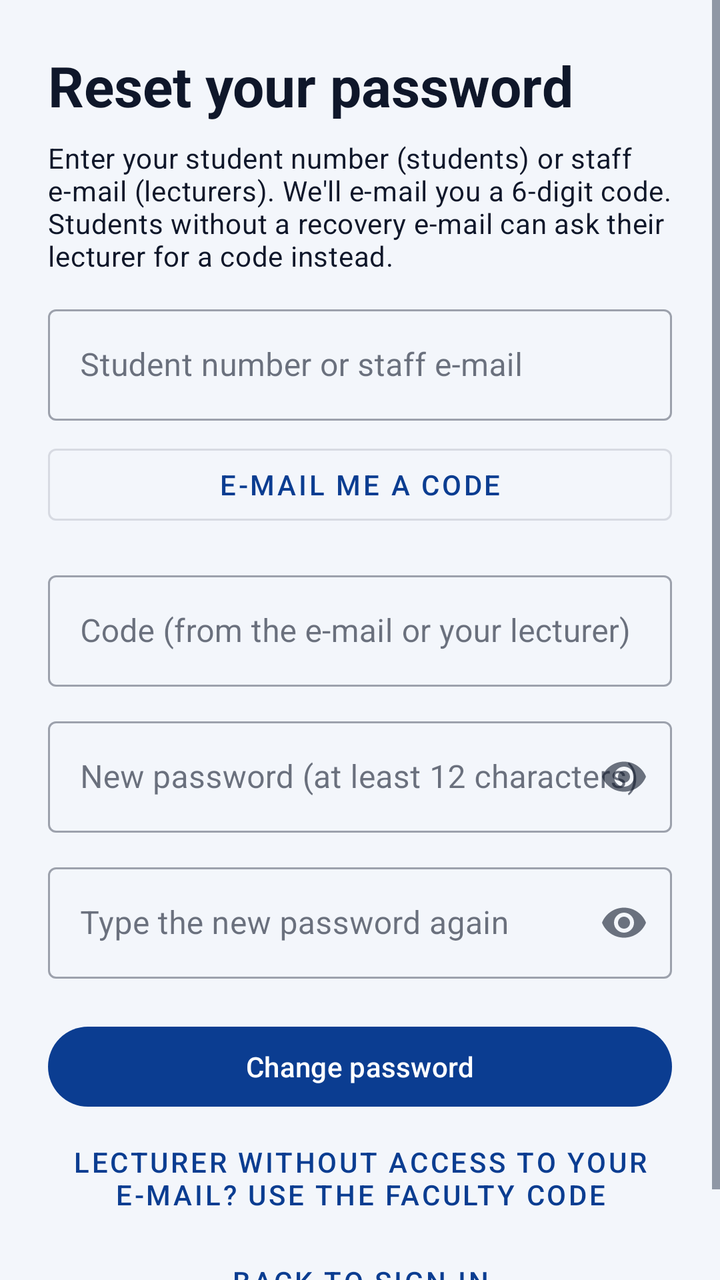
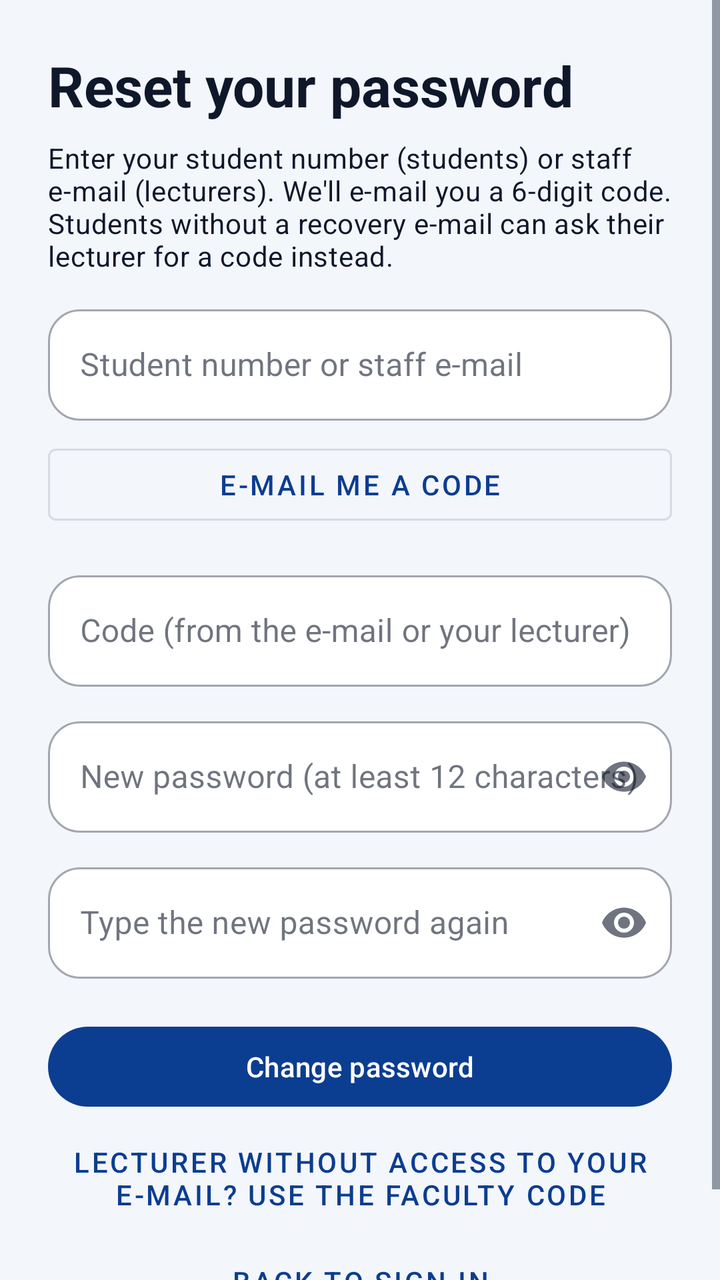

Screens rendered from an Android XML layout before and after an edit, with the pre-edit source and the edit as a unified diff.
<!-- AndroidManifest.xml: application theme Theme.MUStudentSync -->
<!-- res/layout/activity_forgot_password.xml -->
<?xml version="1.0" encoding="utf-8"?>
<ScrollView xmlns:android="http://schemas.android.com/apk/res/android"
    xmlns:app="http://schemas.android.com/apk/res-auto"
    android:layout_width="match_parent"
    android:layout_height="match_parent"
    android:fillViewport="true"
    android:fitsSystemWindows="true"
    android:background="?android:attr/colorBackground">

    <LinearLayout
        android:layout_width="match_parent"
        android:layout_height="wrap_content"
        android:orientation="vertical"
        android:padding="24dp">

        <TextView
            android:layout_width="match_parent"
            android:layout_height="wrap_content"
            android:text="@string/forgot_title"
            android:textAppearance="?attr/textAppearanceHeadlineMedium"
            android:textStyle="bold"
            android:accessibilityHeading="true" />

        <TextView
            android:id="@+id/tvForgotHelp"
            android:layout_width="match_parent"
            android:layout_height="wrap_content"
            android:layout_marginTop="8dp"
            android:text="@string/forgot_help"
            android:textAppearance="?attr/textAppearanceBodyMedium" />

        
        <TextView
            android:id="@+id/tvForgotStatus"
            android:layout_width="match_parent"
            android:layout_height="wrap_content"
            android:layout_marginTop="12dp"
            android:visibility="gone"
            android:accessibilityLiveRegion="polite" />

        <com.google.android.material.textfield.TextInputLayout
            android:id="@+id/tilLogin"
            style="@style/Widget.MaterialComponents.TextInputLayout.OutlinedBox"
            android:layout_width="match_parent"
            android:layout_height="wrap_content"
            android:layout_marginTop="12dp"
            android:hint="@string/forgot_login">

            <com.google.android.material.textfield.TextInputEditText
                android:id="@+id/etLogin"
                android:layout_width="match_parent"
                android:layout_height="wrap_content"
                android:inputType="textEmailAddress|textNoSuggestions" />
        </com.google.android.material.textfield.TextInputLayout>

        
        <LinearLayout
            android:id="@+id/groupCodeMode"
            android:layout_width="match_parent"
            android:layout_height="wrap_content"
            android:orientation="vertical">

            <com.google.android.material.button.MaterialButton
                android:id="@+id/btnSendCode"
                style="@style/Widget.MaterialComponents.Button.OutlinedButton"
                android:layout_width="match_parent"
                android:layout_height="wrap_content"
                android:layout_marginTop="8dp"
                android:minHeight="48dp"
                android:text="@string/forgot_send_code" />

            <com.google.android.material.textfield.TextInputLayout
                android:id="@+id/tilResetCode"
                style="@style/Widget.MaterialComponents.TextInputLayout.OutlinedBox"
                android:layout_width="match_parent"
                android:layout_height="wrap_content"
                android:layout_marginTop="16dp"
                android:hint="@string/forgot_reset_code">

                <com.google.android.material.textfield.TextInputEditText
                    android:id="@+id/etResetCode"
                    android:layout_width="match_parent"
                    android:layout_height="wrap_content"
                    android:inputType="textCapCharacters|textNoSuggestions"
                    android:maxLength="16" />
            </com.google.android.material.textfield.TextInputLayout>
        </LinearLayout>

        
        <LinearLayout
            android:id="@+id/groupFacultyMode"
            android:layout_width="match_parent"
            android:layout_height="wrap_content"
            android:orientation="vertical"
            android:visibility="gone">

            <TextView
                android:layout_width="match_parent"
                android:layout_height="wrap_content"
                android:layout_marginTop="8dp"
                android:text="@string/forgot_faculty_help"
                android:textAppearance="?attr/textAppearanceBodySmall" />

            <com.google.android.material.textfield.TextInputLayout
                android:id="@+id/tilResetStaffId"
                style="@style/Widget.MaterialComponents.TextInputLayout.OutlinedBox"
                android:layout_width="match_parent"
                android:layout_height="wrap_content"
                android:layout_marginTop="8dp"
                android:hint="@string/forgot_staff_id">

                <com.google.android.material.textfield.TextInputEditText
                    android:id="@+id/etResetStaffId"
                    android:layout_width="match_parent"
                    android:layout_height="wrap_content"
                    android:inputType="text" />
            </com.google.android.material.textfield.TextInputLayout>

            <com.google.android.material.textfield.TextInputLayout
                android:id="@+id/tilResetFaculty"
                style="@style/Widget.MaterialComponents.TextInputLayout.OutlinedBox"
                android:layout_width="match_parent"
                android:layout_height="wrap_content"
                android:layout_marginTop="12dp"
                android:hint="@string/forgot_faculty_code"
                app:endIconMode="password_toggle">

                <com.google.android.material.textfield.TextInputEditText
                    android:id="@+id/etResetFaculty"
                    android:layout_width="match_parent"
                    android:layout_height="wrap_content"
                    android:inputType="textPassword" />
            </com.google.android.material.textfield.TextInputLayout>
        </LinearLayout>

        <com.google.android.material.textfield.TextInputLayout
            android:id="@+id/tilNewPassword"
            style="@style/Widget.MaterialComponents.TextInputLayout.OutlinedBox"
            android:layout_width="match_parent"
            android:layout_height="wrap_content"
            android:layout_marginTop="12dp"
            android:hint="@string/forgot_new_password"
            app:endIconMode="password_toggle">

            <com.google.android.material.textfield.TextInputEditText
                android:id="@+id/etNewPassword"
                android:layout_width="match_parent"
                android:layout_height="wrap_content"
                android:inputType="textPassword" />
        </com.google.android.material.textfield.TextInputLayout>

        <com.google.android.material.textfield.TextInputLayout
            android:id="@+id/tilConfirmPassword"
            style="@style/Widget.MaterialComponents.TextInputLayout.OutlinedBox"
            android:layout_width="match_parent"
            android:layout_height="wrap_content"
            android:layout_marginTop="12dp"
            android:hint="@string/forgot_confirm_password"
            app:endIconMode="password_toggle">

            <com.google.android.material.textfield.TextInputEditText
                android:id="@+id/etConfirmPassword"
                android:layout_width="match_parent"
                android:layout_height="wrap_content"
                android:inputType="textPassword" />
        </com.google.android.material.textfield.TextInputLayout>

        <com.google.android.material.button.MaterialButton
            android:id="@+id/btnResetSubmit"
            android:layout_width="match_parent"
            android:layout_height="wrap_content"
            android:layout_marginTop="20dp"
            android:minHeight="48dp"
            android:text="@string/forgot_submit" />

        <com.google.android.material.button.MaterialButton
            android:id="@+id/btnSwitchMode"
            style="@style/Widget.MaterialComponents.Button.TextButton"
            android:layout_width="match_parent"
            android:layout_height="wrap_content"
            android:layout_marginTop="4dp"
            android:minHeight="48dp"
            android:text="@string/forgot_use_faculty" />

        <com.google.android.material.button.MaterialButton
            android:id="@+id/btnResetBack"
            style="@style/Widget.MaterialComponents.Button.TextButton"
            android:layout_width="wrap_content"
            android:layout_height="wrap_content"
            android:layout_gravity="center_horizontal"
            android:minHeight="48dp"
            android:text="@string/forgot_back" />
    </LinearLayout>
</ScrollView>
<!-- resources referenced by this layout -->
<resources>
  <string name="forgot_back">Back to sign in</string>
  <string name="forgot_confirm_password">Type the new password again</string>
  <string name="forgot_faculty_code">Faculty code</string>
  <string name="forgot_faculty_help">Enter your staff e-mail above, then your staff ID and the faculty code you used to register.</string>
  <string name="forgot_help">Enter your student number (students) or staff e-mail (lecturers). We\'ll e-mail you a 6-digit code. Students without a recovery e-mail can ask their lecturer for a code instead.</string>
  <string name="forgot_login">Student number or staff e-mail</string>
  <string name="forgot_new_password">New password (at least 12 characters)</string>
  <string name="forgot_reset_code">Code (from the e-mail or your lecturer)</string>
  <string name="forgot_send_code">E-mail me a code</string>
  <string name="forgot_staff_id">Staff ID</string>
  <string name="forgot_submit">Change password</string>
  <string name="forgot_title">Reset your password</string>
  <string name="forgot_use_faculty">Lecturer without access to your e-mail? Use the faculty code</string>
  <style name="Theme.MUStudentSync" parent="Base.Theme.MUStudentSync" />
  <style name="Base.Theme.MUStudentSync" parent="Theme.Material3.DayNight.NoActionBar">
          <item name="colorPrimary">@color/campus_primary</item>
          <item name="colorOnPrimary">@color/campus_on_primary</item>
          <item name="colorPrimaryContainer">@color/campus_tile</item>
          <item name="colorOnPrimaryContainer">@color/campus_navy</item>
          <item name="colorSecondary">@color/campus_blue</item>
          <item name="colorSecondaryContainer">@color/campus_tile</item>
          <item name="colorOnSecondaryContainer">@color/campus_navy</item>
          <item name="colorSurface">@color/campus_card</item>
          <item name="colorOnSurface">@color/campus_text</item>
          <item name="colorOnSurfaceVariant">@color/campus_muted</item>
          <item name="colorOutline">@color/campus_line</item>
          <item name="colorError">@color/campus_full</item>
          <item name="android:colorBackground">@color/campus_ground</item>
          <item name="colorOnBackground">@color/campus_text</item>
          
          <item name="android:textColorPrimary">@color/campus_text</item>
          <item name="android:textColorSecondary">@color/campus_muted</item>
          <item name="android:textColorHint">@color/campus_muted</item>
          
          <item name="android:windowBackground">@color/campus_ground</item>
      </style>
  <color name="campus_primary">#0B3D91</color>
  <color name="campus_on_primary">#FFFFFF</color>
  <color name="campus_tile">#E5EDFB</color>
  <color name="campus_navy">#0B3D91</color>
  <color name="campus_blue">#1F5FD1</color>
  <color name="campus_card">#FFFFFF</color>
  <color name="campus_text">#0F172A</color>
  <color name="campus_muted">#334155</color>
  <color name="campus_line">#CBD5E1</color>
  <color name="campus_full">#B42318</color>
  <color name="campus_ground">#F3F6FB</color>
</resources>

<!-- the commit's change to res/layout/activity_forgot_password.xml (unified diff, before → after) -->
@@ -39,6 +39,11 @@
             android:accessibilityLiveRegion="polite" />
 
         <com.google.android.material.textfield.TextInputLayout
+            app:boxBackgroundColor="@color/campus_card"
+            app:boxCornerRadiusTopStart="16dp"
+            app:boxCornerRadiusTopEnd="16dp"
+            app:boxCornerRadiusBottomStart="16dp"
+            app:boxCornerRadiusBottomEnd="16dp"
             android:id="@+id/tilLogin"
             style="@style/Widget.MaterialComponents.TextInputLayout.OutlinedBox"
             android:layout_width="match_parent"
@@ -70,6 +75,11 @@
                 android:text="@string/forgot_send_code" />
 
             <com.google.android.material.textfield.TextInputLayout
+                app:boxBackgroundColor="@color/campus_card"
+                app:boxCornerRadiusTopStart="16dp"
+                app:boxCornerRadiusTopEnd="16dp"
+                app:boxCornerRadiusBottomStart="16dp"
+                app:boxCornerRadiusBottomEnd="16dp"
                 android:id="@+id/tilResetCode"
                 style="@style/Widget.MaterialComponents.TextInputLayout.OutlinedBox"
                 android:layout_width="match_parent"
@@ -102,6 +112,11 @@
                 android:textAppearance="?attr/textAppearanceBodySmall" />
 
             <com.google.android.material.textfield.TextInputLayout
+                app:boxBackgroundColor="@color/campus_card"
+                app:boxCornerRadiusTopStart="16dp"
+                app:boxCornerRadiusTopEnd="16dp"
+                app:boxCornerRadiusBottomStart="16dp"
+                app:boxCornerRadiusBottomEnd="16dp"
                 android:id="@+id/tilResetStaffId"
                 style="@style/Widget.MaterialComponents.TextInputLayout.OutlinedBox"
                 android:layout_width="match_parent"
@@ -117,6 +132,11 @@
             </com.google.android.material.textfield.TextInputLayout>
 
             <com.google.android.material.textfield.TextInputLayout
+                app:boxBackgroundColor="@color/campus_card"
+                app:boxCornerRadiusTopStart="16dp"
+                app:boxCornerRadiusTopEnd="16dp"
+                app:boxCornerRadiusBottomStart="16dp"
+                app:boxCornerRadiusBottomEnd="16dp"
                 android:id="@+id/tilResetFaculty"
                 style="@style/Widget.MaterialComponents.TextInputLayout.OutlinedBox"
                 android:layout_width="match_parent"
@@ -134,6 +154,11 @@
         </LinearLayout>
 
         <com.google.android.material.textfield.TextInputLayout
+            app:boxBackgroundColor="@color/campus_card"
+            app:boxCornerRadiusTopStart="16dp"
+            app:boxCornerRadiusTopEnd="16dp"
+            app:boxCornerRadiusBottomStart="16dp"
+            app:boxCornerRadiusBottomEnd="16dp"
             android:id="@+id/tilNewPassword"
             style="@style/Widget.MaterialComponents.TextInputLayout.OutlinedBox"
             android:layout_width="match_parent"
@@ -150,6 +175,11 @@
         </com.google.android.material.textfield.TextInputLayout>
 
         <com.google.android.material.textfield.TextInputLayout
+            app:boxBackgroundColor="@color/campus_card"
+            app:boxCornerRadiusTopStart="16dp"
+            app:boxCornerRadiusTopEnd="16dp"
+            app:boxCornerRadiusBottomStart="16dp"
+            app:boxCornerRadiusBottomEnd="16dp"
             android:id="@+id/tilConfirmPassword"
             style="@style/Widget.MaterialComponents.TextInputLayout.OutlinedBox"
             android:layout_width="match_parent"
